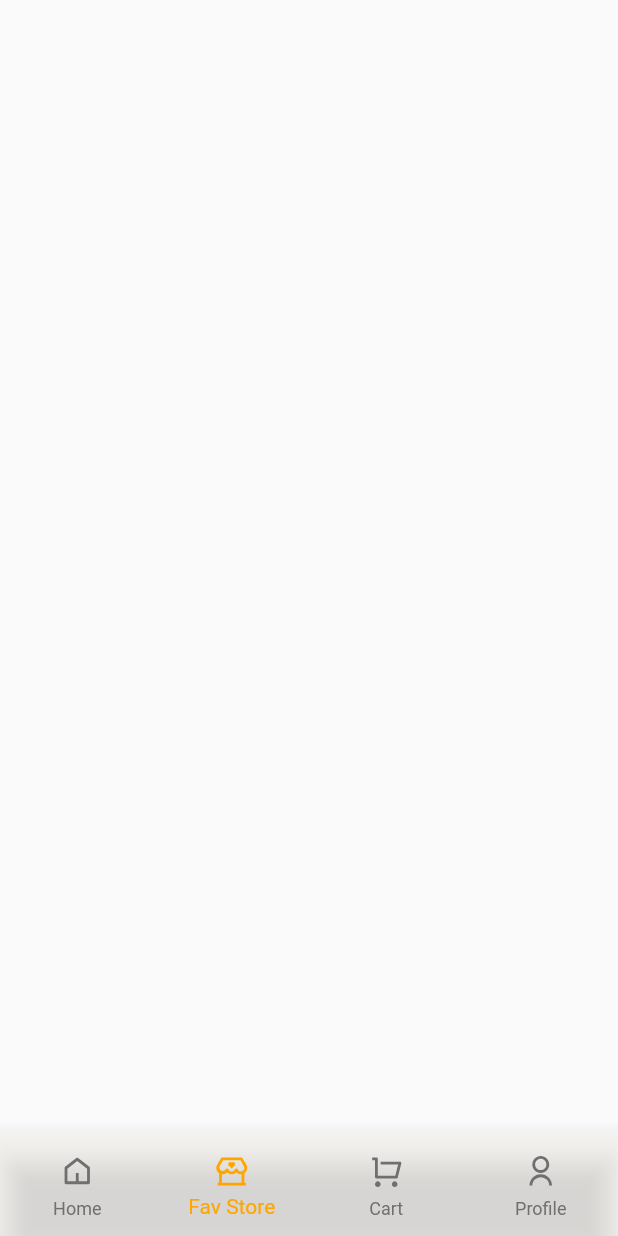
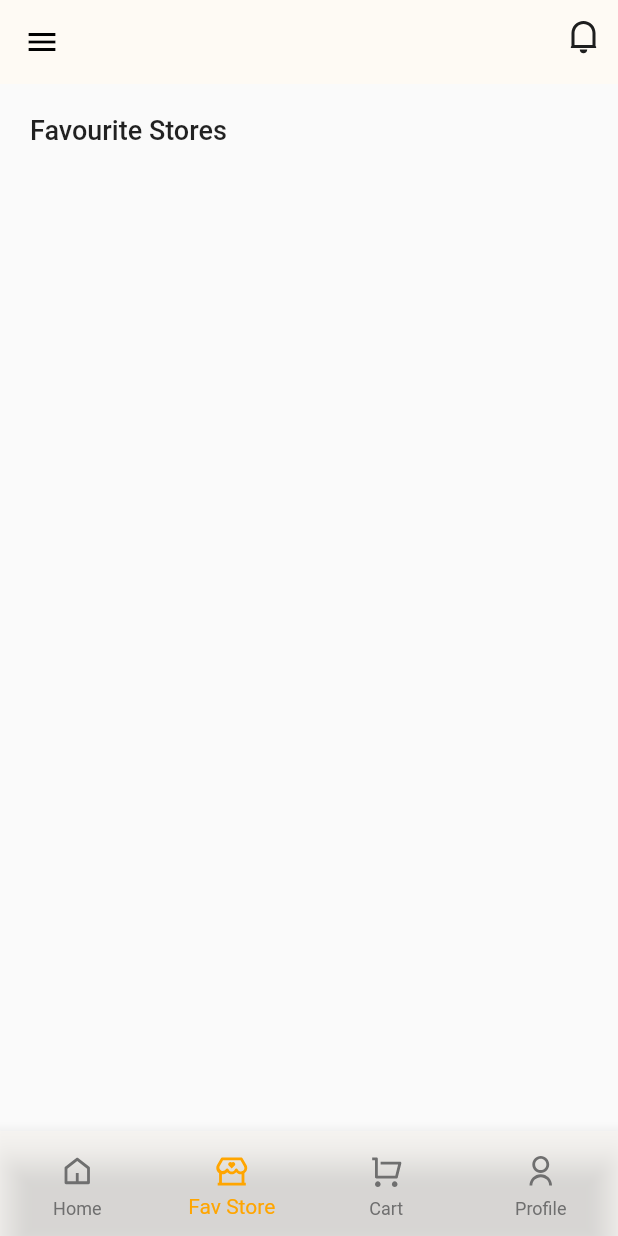
Before and after one commit to Jigarchovatiya/shop_easy, a Flutter app: the BottomBar screen opened by its route, item 2 of the bottom bar chosen, on a phone screen of 412 x 824 dp. Run offline on Flutter 3.47's test engine with Material 2 defaults, Android fonts, the phone set to English and light mode, and no system bars; our stand-ins replace flutter_svg.

Commit message:
21-04-2023

```diff
--- a/lib/bottom_bar/bottom_bar.dart
+++ b/lib/bottom_bar/bottom_bar.dart
@@ -25,6 +25,16 @@ class _BottomBarState extends State<BottomBar> {
   Widget build(BuildContext context) {
     return SafeArea(
       child: Scaffold(
+        appBar: AppBar(
+          elevation: 0,
+          foregroundColor: Colors.black,
+          backgroundColor: Colors.transparent,
+          actions: [
+            SvgPicture.asset("assets/icons/notification.svg"),
+            const SizedBox(width: 10),
+          ],
+        ),
+        drawer: const Drawer(),
         backgroundColor: const Color(0xFFFEFAF4),
         bottomNavigationBar: SizedBox(
           height: 70,
--- a/lib/bottom_bar/fav_store.dart
+++ b/lib/bottom_bar/fav_store.dart
@@ -10,6 +10,24 @@ class FavStore extends StatefulWidget {
 class _FavStoreState extends State<FavStore> {
   @override
   Widget build(BuildContext context) {
-    return const SafeArea(child: Scaffold());
+    return SafeArea(
+        child: Scaffold(
+      body: SingleChildScrollView(
+        child: Padding(
+          padding: const EdgeInsets.all(20),
+          child: Column(
+            children: const [
+              Align(
+                alignment: Alignment.centerLeft,
+                child: Text(
+                  "Favourite Stores",
+                  style: TextStyle(fontSize: 18, fontWeight: FontWeight.w500),
+                ),
+              ),
+            ],
+          ),
+        ),
+      ),
+    ));
   }
 }
--- a/lib/bottom_bar/home.dart
+++ b/lib/bottom_bar/home.dart
@@ -1,5 +1,4 @@
 import 'package:flutter/material.dart';
-import 'package:flutter_svg/flutter_svg.dart';
 import 'package:shop_easy/extention/extensions.dart';
 
 class Home extends StatefulWidget {
@@ -33,29 +32,12 @@ class _HomeState extends State<Home> {
   Widget build(BuildContext context) {
     return SafeArea(
         child: Scaffold(
-      // appBar: AppBar(
-      //   elevation: 0,
-      //   foregroundColor: Colors.black,
-      //   backgroundColor: Colors.transparent,
-      //   actions: [
-      //     SvgPicture.asset("assets/icons/notification.svg"),
-      //     SizedBox(width: 10),
-      //   ],
-      // ),
-      // drawer: Drawer(),
       body: SingleChildScrollView(
         child: Padding(
           padding: const EdgeInsets.all(20),
           child: Column(
             crossAxisAlignment: CrossAxisAlignment.center,
             children: [
-              Row(
-                mainAxisAlignment: MainAxisAlignment.spaceBetween,
-                children: [
-                  const Icon(Icons.menu),
-                  SvgPicture.asset("assets/icons/notification.svg"),
-                ],
-              ),
               Image.asset(
                 "assets/gaji/background2.png",
               ),
```
